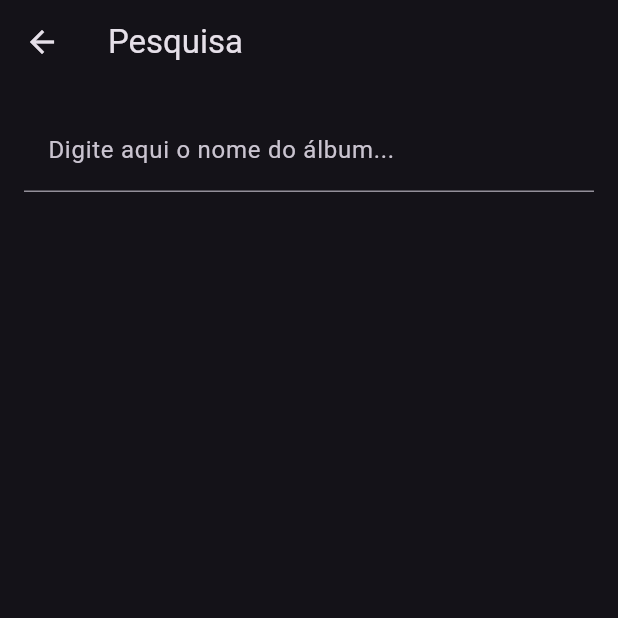
After one commit to felipeakira1/SoundHub, a Flutter app: the TelaDePesquisa screen opened directly, on a phone screen of 412 x 824 dp, the top half of it. The commit adds this screen. Run offline on Flutter 3.47's test engine with Material 3 defaults, Android fonts, the phone set to English and light mode, and no system bars.

Commit message:
feat: search screen

```diff
--- a/lib/views/homeScreen.dart
+++ b/lib/views/homeScreen.dart
@@ -2,6 +2,7 @@ import 'package:flutter/material.dart';
 import 'package:soundhub/views/app_bars.dart';
 import 'package:soundhub/models/album.dart';
 import 'package:soundhub/models/album_manager.dart';
+import 'package:soundhub/views/searchScreen.dart';
 
 class HomePage extends StatelessWidget {
   HomePage({super.key});
@@ -31,7 +32,7 @@ class HomePage extends StatelessWidget {
                 Navigator.popUntil(context, ModalRoute.withName('/'));
               },
             ),
-            /*ListTile(
+            ListTile(
               title: Text('Pesquisar'),
               onTap: () {
                 Navigator.push(
@@ -39,7 +40,7 @@ class HomePage extends StatelessWidget {
                   MaterialPageRoute(builder: (context) => TelaDePesquisa()),
                 );
               },
-            ),*/
+            ),
           ],
         ),
       ),
--- /dev/null
+++ b/lib/views/searchScreen.dart
@@ -0,0 +1,60 @@
+import 'package:flutter/material.dart';
+import 'package:soundhub/models/album.dart';
+import 'package:soundhub/models/album_manager.dart'; // Certifique-se de importar o AlbumManager
+
+class TelaDePesquisa extends StatefulWidget {
+  @override
+  _TelaDePesquisaState createState() => _TelaDePesquisaState();
+}
+
+class _TelaDePesquisaState extends State<TelaDePesquisa> {
+  String _query = '';
+  List<Album> _searchResults =
+      []; // Lista para armazenar os resultados da pesquisa
+
+  @override
+  Widget build(BuildContext context) {
+    return Scaffold(
+      appBar: AppBar(
+        title: Text('Pesquisa'),
+      ),
+      body: Column(
+        children: <Widget>[
+          Padding(
+            padding: const EdgeInsets.all(16.0),
+            child: TextField(
+              onChanged: (value) {
+                setState(() {
+                  _query = value;
+                  // Atualiza os resultados da pesquisa sempre que o texto do campo de pesquisa é alterado
+                  _searchResults = AlbumManager().searchAlbums(_query);
+                });
+              },
+              decoration: InputDecoration(
+                hintText: 'Digite aqui o nome do álbum...',
+                contentPadding: EdgeInsets.all(16.0),
+              ),
+            ),
+          ),
+          Expanded(
+            // Lista para exibir os resultados da pesquisa
+            child: ListView.builder(
+              itemCount: _searchResults.length,
+              itemBuilder: (context, index) {
+                final album = _searchResults[index];
+                return ListTile(
+                  title: Text(album.nome),
+                  subtitle: Text(album.autor),
+                  // Adicione aqui a navegação para a tela de detalhes do álbum ao ser clicado
+                  onTap: () {
+                    // Adicione a navegação para a tela de detalhes do álbum aqui
+                  },
+                );
+              },
+            ),
+          ),
+        ],
+      ),
+    );
+  }
+}
```
Also changed, not shown: lib/models/album_manager.dart (+10 -0 lines).
